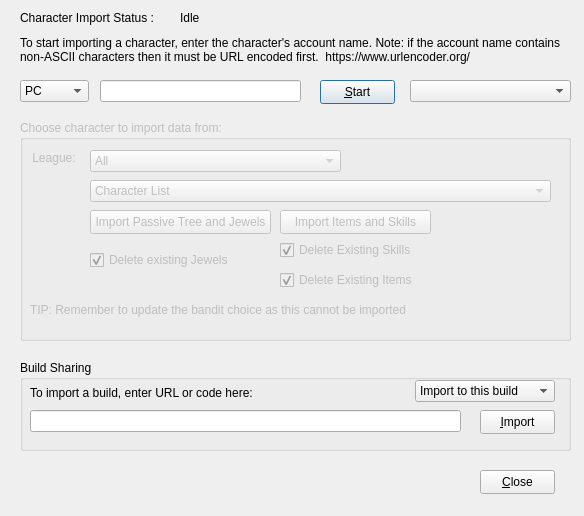
Above: Assets/dlgImport.ui from PathOfBuildingCommunity/PathOfBuilding-Python before the change. Below: the same form after it.
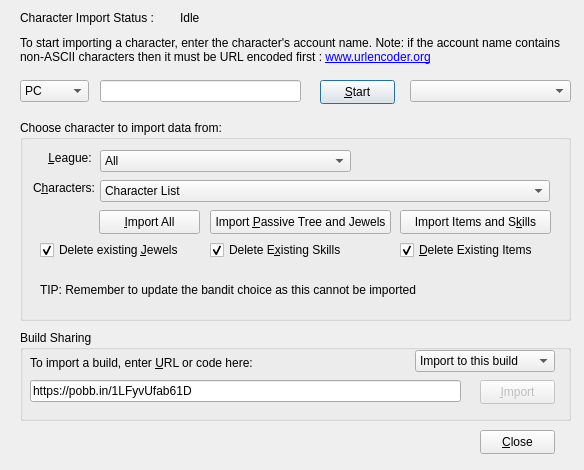
That is the form after the change.

Commit message: More work on import dialog. Can import a build from pobb.in

Patch:
```diff
--- a/Assets/dlgImport.ui
+++ b/Assets/dlgImport.ui
@@ -7,7 +7,7 @@
     <x>0</x>
     <y>0</y>
     <width>584</width>
-    <height>516</height>
+    <height>470</height>
    </rect>
   </property>
   <property name="windowTitle">
@@ -49,11 +49,17 @@
     </rect>
    </property>
    <property name="text">
-    <string>To start importing a character, enter the character's account name. Note: if the account name contains non-ASCII characters then it must be URL encoded first.  https://www.urlencoder.org/</string>
+    <string>To start importing a character, enter the character's account name. Note: if the account name contains non-ASCII characters then it must be URL encoded first : &lt;a href=&quot;https://www.urlencoder.org/&quot;&gt;www.urlencoder.org&lt;/a&gt;</string>
    </property>
    <property name="wordWrap">
     <bool>true</bool>
    </property>
+   <property name="openExternalLinks">
+    <bool>true</bool>
+   </property>
+   <property name="textInteractionFlags">
+    <set>Qt::LinksAccessibleByKeyboard|Qt::LinksAccessibleByMouse</set>
+   </property>
   </widget>
   <widget class="QComboBox" name="combo_Realm">
    <property name="geometry">
@@ -125,14 +131,14 @@
   </widget>
   <widget class="QGroupBox" name="grpbox_CharImport">
    <property name="enabled">
-    <bool>false</bool>
+    <bool>true</bool>
    </property>
    <property name="geometry">
     <rect>
      <x>20</x>
      <y>120</y>
      <width>551</width>
-     <height>221</height>
+     <height>201</height>
     </rect>
    </property>
    <property name="title">
@@ -143,21 +149,24 @@
      <rect>
       <x>10</x>
       <y>30</y>
-      <width>49</width>
+      <width>65</width>
       <height>16</height>
      </rect>
     </property>
     <property name="text">
-     <string>League: </string>
+     <string>&amp;League: </string>
     </property>
     <property name="alignment">
      <set>Qt::AlignRight|Qt::AlignTrailing|Qt::AlignVCenter</set>
     </property>
+    <property name="buddy">
+     <cstring>combo_League</cstring>
+    </property>
    </widget>
    <widget class="QComboBox" name="combo_League">
     <property name="geometry">
      <rect>
-      <x>70</x>
+      <x>80</x>
       <y>30</y>
       <width>251</width>
       <height>22</height>
@@ -172,9 +181,9 @@
    <widget class="QComboBox" name="combo_CharList">
     <property name="geometry">
      <rect>
-      <x>70</x>
+      <x>80</x>
       <y>60</y>
-      <width>461</width>
+      <width>450</width>
       <height>22</height>
      </rect>
     </property>
@@ -187,40 +196,40 @@
    <widget class="QPushButton" name="btn_TreeJewels">
     <property name="geometry">
      <rect>
-      <x>70</x>
+      <x>190</x>
       <y>90</y>
       <width>181</width>
       <height>24</height>
      </rect>
     </property>
     <property name="text">
-     <string>Import Passive Tree and Jewels</string>
+     <string>Import &amp;Passive Tree and Jewels</string>
     </property>
    </widget>
    <widget class="QPushButton" name="btn_ItemsSkills">
     <property name="geometry">
      <rect>
-      <x>260</x>
+      <x>380</x>
       <y>90</y>
       <width>151</width>
       <height>24</height>
      </rect>
     </property>
     <property name="text">
-     <string>Import Items and Skills</string>
+     <string>Import Items and S&amp;kills</string>
     </property>
    </widget>
    <widget class="QCheckBox" name="check_DeleteJewels">
     <property name="geometry">
      <rect>
-      <x>70</x>
-      <y>130</y>
+      <x>20</x>
+      <y>120</y>
       <width>151</width>
       <height>20</height>
      </rect>
     </property>
     <property name="text">
-     <string>Delete existing Jewels</string>
+     <string>Delete existing &amp;Jewels</string>
     </property>
     <property name="checked">
      <bool>true</bool>
@@ -229,14 +238,14 @@
    <widget class="QCheckBox" name="check_Items">
     <property name="geometry">
      <rect>
-      <x>260</x>
-      <y>150</y>
+      <x>380</x>
+      <y>120</y>
       <width>150</width>
       <height>20</height>
      </rect>
     </property>
     <property name="text">
-     <string>Delete Existing Items</string>
+     <string>&amp;Delete Existing Items</string>
     </property>
     <property name="checked">
      <bool>true</bool>
@@ -245,14 +254,14 @@
    <widget class="QCheckBox" name="check_DeleteSkills">
     <property name="geometry">
      <rect>
-      <x>260</x>
+      <x>190</x>
       <y>120</y>
       <width>150</width>
       <height>20</height>
      </rect>
     </property>
     <property name="text">
-     <string>Delete Existing Skills</string>
+     <string>Delete E&amp;xisting Skills</string>
     </property>
     <property name="checked">
      <bool>true</bool>
@@ -261,8 +270,8 @@
    <widget class="QLabel" name="label_Info_2">
     <property name="geometry">
      <rect>
-      <x>10</x>
-      <y>170</y>
+      <x>20</x>
+      <y>150</y>
       <width>500</width>
       <height>40</height>
      </rect>
@@ -274,12 +283,44 @@
      <bool>true</bool>
     </property>
    </widget>
+   <widget class="QPushButton" name="btn_ImportAll">
+    <property name="geometry">
+     <rect>
+      <x>79</x>
+      <y>90</y>
+      <width>101</width>
+      <height>24</height>
+     </rect>
+    </property>
+    <property name="text">
+     <string>&amp;Import All</string>
+    </property>
+   </widget>
+   <widget class="QLabel" name="label_Characters">
+    <property name="geometry">
+     <rect>
+      <x>10</x>
+      <y>60</y>
+      <width>65</width>
+      <height>16</height>
+     </rect>
+    </property>
+    <property name="text">
+     <string>C&amp;haracters:</string>
+    </property>
+    <property name="alignment">
+     <set>Qt::AlignRight|Qt::AlignTrailing|Qt::AlignVCenter</set>
+    </property>
+    <property name="buddy">
+     <cstring>combo_CharList</cstring>
+    </property>
+   </widget>
   </widget>
   <widget class="QGroupBox" name="grpbox_BuildSharing">
    <property name="geometry">
     <rect>
      <x>20</x>
-     <y>360</y>
+     <y>330</y>
      <width>551</width>
      <height>91</height>
     </rect>
@@ -297,7 +338,10 @@
      </rect>
     </property>
     <property name="text">
-     <string>To import a build, enter URL or code here:</string>
+     <string>To import a build, enter &amp;URL or code here:</string>
+    </property>
+    <property name="buddy">
+     <cstring>lineedit_BuildShare</cstring>
     </property>
    </widget>
    <widget class="QLineEdit" name="lineedit_BuildShare">
@@ -309,6 +353,9 @@
       <height>22</height>
      </rect>
     </property>
+    <property name="text">
+     <string>https://pobb.in/1LFyvUfab61D</string>
+    </property>
    </widget>
    <widget class="QComboBox" name="combo_Import">
     <property name="geometry">
@@ -330,7 +377,10 @@
      </property>
     </item>
    </widget>
-   <widget class="QPushButton" name="btn_Import">
+   <widget class="QPushButton" name="btn_ImportBuildSharing">
+    <property name="enabled">
+     <bool>false</bool>
+    </property>
     <property name="geometry">
      <rect>
       <x>460</x>
@@ -348,7 +398,7 @@
    <property name="geometry">
     <rect>
      <x>480</x>
-     <y>470</y>
+     <y>430</y>
      <width>75</width>
      <height>24</height>
     </rect>
```
Left out of the diff: 18 changed lines with no effect on the pictures. The commit also changes 11 other files.
